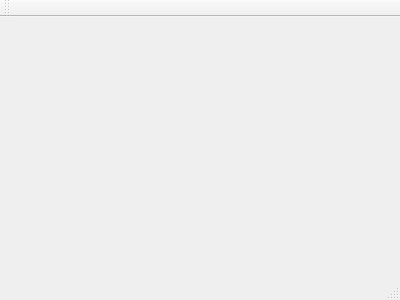
Qt form JPEG_compression/mainwindow.ui (luyor/JPEG_compression) before a commit.
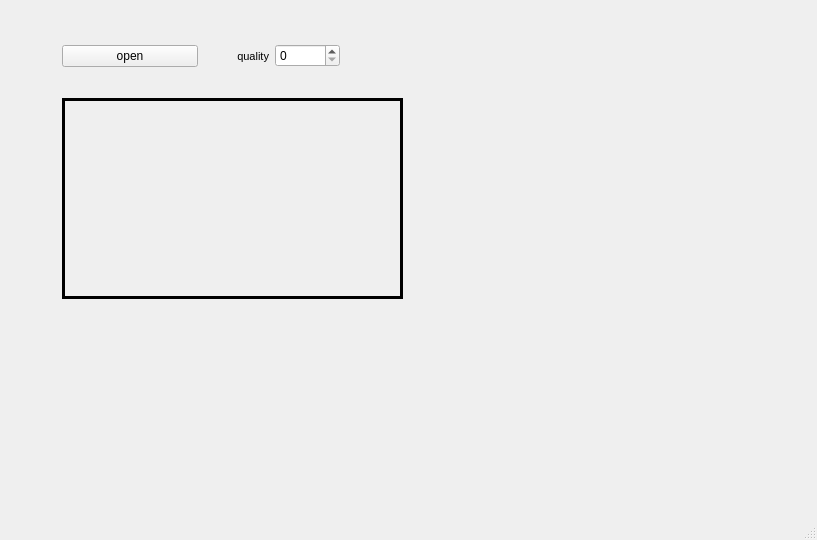
The same form after that commit.

```diff
--- a/JPEG_compression/mainwindow.ui
+++ b/JPEG_compression/mainwindow.ui
@@ -1,24 +1,138 @@
 <ui version="4.0">
  <class>MainWindow</class>
- <widget class="QMainWindow" name="MainWindow" >
-  <property name="geometry" >
+ <widget class="QMainWindow" name="MainWindow">
+  <property name="geometry">
    <rect>
     <x>0</x>
     <y>0</y>
-    <width>400</width>
-    <height>300</height>
+    <width>817</width>
+    <height>540</height>
    </rect>
   </property>
   <property name="windowTitle" >
    <string>MainWindow</string>
   </property>
-  <widget class="QMenuBar" name="menuBar" />
-  <widget class="QToolBar" name="mainToolBar" />
-  <widget class="QWidget" name="centralWidget" />
-  <widget class="QStatusBar" name="statusBar" />
+  <widget class="QWidget" name="centralWidget">
+   <widget class="QWidget" name="">
+    <property name="geometry">
+     <rect>
+      <x>40</x>
+      <y>20</y>
+      <width>731</width>
+      <height>301</height>
+     </rect>
+    </property>
+    <layout class="QVBoxLayout" name="verticalLayout">
+     <item>
+      <widget class="QFrame" name="">
+       <property name="minimumSize">
+        <size>
+         <width>100</width>
+         <height>50</height>
+        </size>
+       </property>
+       <property name="maximumSize">
+        <size>
+         <width>300</width>
+         <height>50</height>
+        </size>
+       </property>
+       <layout class="QHBoxLayout" name="horizontalLayout_3">
+        <item>
+         <widget class="QPushButton" name="pushButton">
+          <property name="text">
+           <string>open</string>
+          </property>
+         </widget>
+        </item>
+        <item>
+         <layout class="QHBoxLayout" name="horizontalLayout_2">
+          <item>
+           <widget class="QLabel" name="label">
+            <property name="font">
+             <font>
+              <pointsize>8</pointsize>
+             </font>
+            </property>
+            <property name="frameShape">
+             <enum>QFrame::NoFrame</enum>
+            </property>
+            <property name="text">
+             <string>quality</string>
+            </property>
+            <property name="scaledContents">
+             <bool>false</bool>
+            </property>
+            <property name="alignment">
+             <set>Qt::AlignRight|Qt::AlignTrailing|Qt::AlignVCenter</set>
+            </property>
+            <property name="wordWrap">
+             <bool>false</bool>
+            </property>
+            <property name="margin">
+             <number>0</number>
+            </property>
+           </widget>
+          </item>
+          <item>
+           <widget class="QSpinBox" name="spinBox">
+            <property name="suffix">
+             <string/>
+            </property>
+           </widget>
+          </item>
+         </layout>
+        </item>
+       </layout>
+      </widget>
+     </item>
+     <item>
+      <widget class="QFrame" name="">
+       <property name="minimumSize">
+        <size>
+         <width>300</width>
+         <height>100</height>
+        </size>
+       </property>
+       <layout class="QHBoxLayout" name="horizontalLayout" stretch="0,0">
+        <item>
+         <widget class="QLabel" name="origin">
+          <property name="frameShape">
+           <enum>QFrame::Panel</enum>
+          </property>
+          <property name="frameShadow">
+           <enum>QFrame::Plain</enum>
+          </property>
+          <property name="lineWidth">
+           <number>3</number>
+          </property>
+          <property name="midLineWidth">
+           <number>0</number>
+          </property>
+          <property name="text">
+           <string/>
+          </property>
+          <property name="scaledContents">
+           <bool>true</bool>
+          </property>
+         </widget>
+        </item>
+        <item>
+         <widget class="QLabel" name="decoded">
+          <property name="text">
+           <string/>
+          </property>
+         </widget>
+        </item>
+       </layout>
+      </widget>
+     </item>
+    </layout>
+   </widget>
+  </widget>
+  <widget class="QStatusBar" name="statusBar"/>
  </widget>
- <layoutDefault spacing="6" margin="11" />
- <pixmapfunction></pixmapfunction>
+ <layoutdefault spacing="6" margin="11"/>
  <resources/>
  <connections/>
 </ui>
```
Left out of the diff: 3 changed lines with no effect on the pictures.
